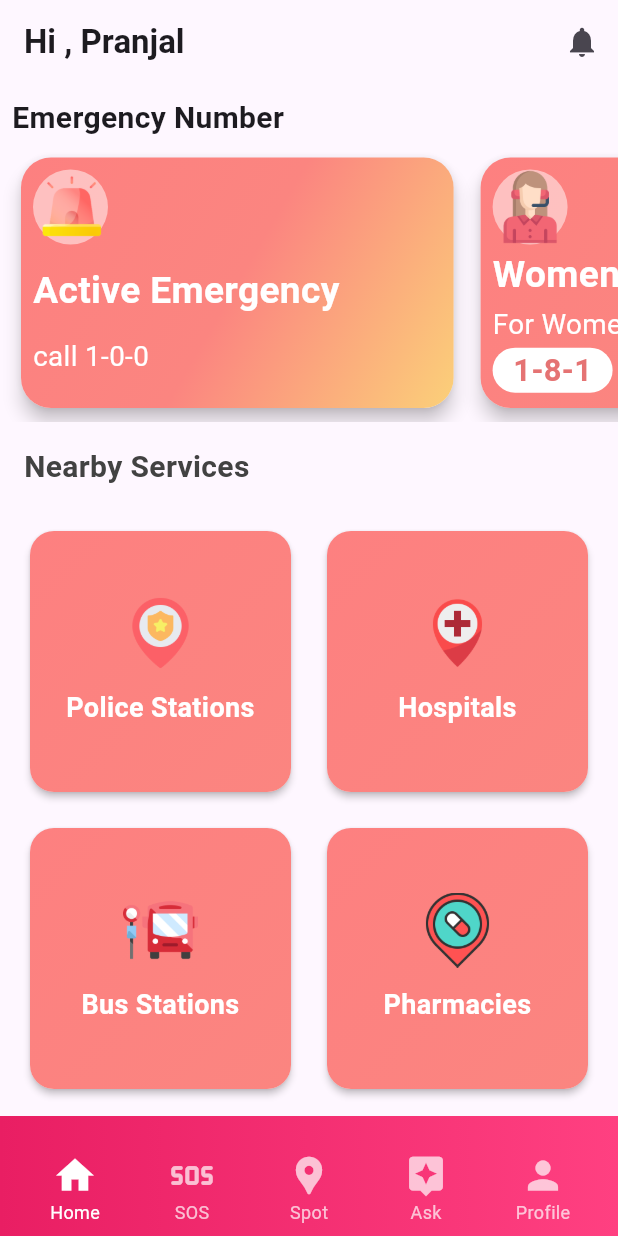
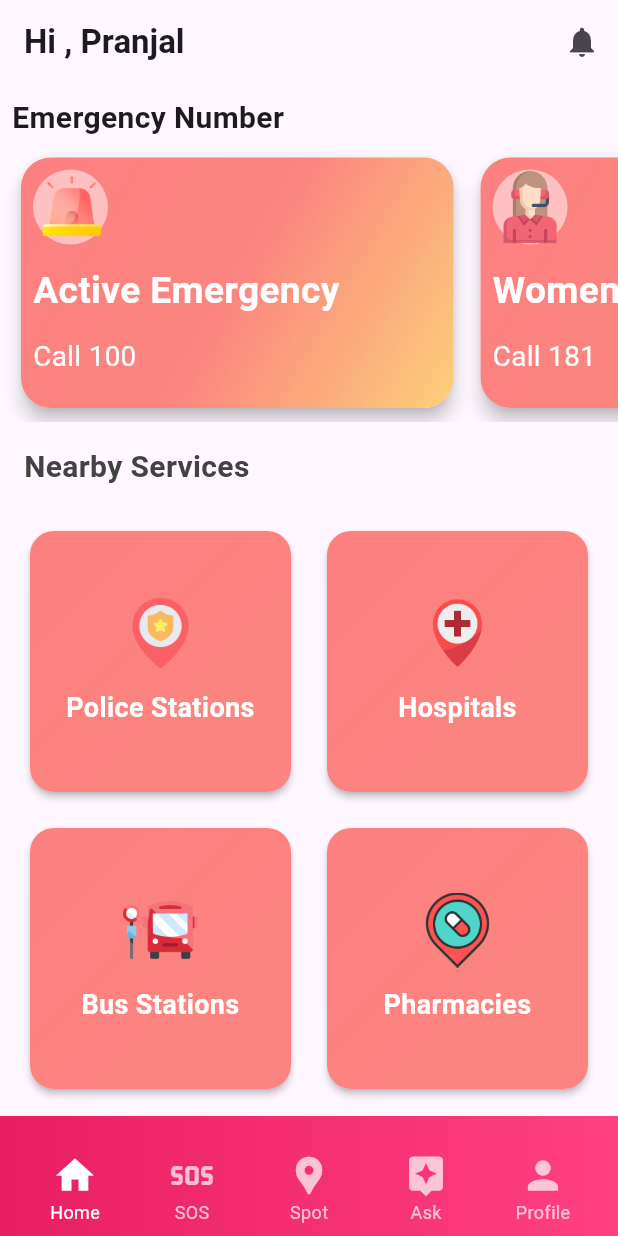
Before and after one commit to Matrix-Mesh/Sanrakshan360, a Flutter app: the screen it shows after launch, on a phone screen of 412 x 824 dp. Run offline on Flutter 3.47's test engine with Material 3 defaults, Android fonts, the phone set to English and light mode, and no system bars; our stand-ins replace flutter_spinkit; missing offline and left inert: flutter_phone_direct_caller.

Commit message:
minor interface changes

```diff
--- a/lib/widgets/home_widgets/emergencies/PoliceEmergency.dart
+++ b/lib/widgets/home_widgets/emergencies/PoliceEmergency.dart
@@ -55,7 +55,7 @@ class PoliceEmergency extends StatelessWidget {
                           ),
                         ),
                         Text(
-                          'call 1-0-0',
+                          'Call 100',
                           style: TextStyle(
                             color: Colors.white,
                             fontSize: MediaQuery.of(context).size.width * 0.045,
--- a/lib/widgets/home_widgets/emergencies/WomanEmergency.dart
+++ b/lib/widgets/home_widgets/emergencies/WomanEmergency.dart
@@ -55,31 +55,13 @@ class WomanEmergency extends StatelessWidget {
                           ),
                         ),
                         Text(
-                          'For Women in distress',
+                          'Call 181',
                           style: TextStyle(
                             color: Colors.white,
                             fontSize: MediaQuery.of(context).size.width * 0.045,
                           ),
                         ),
-                        Container(
-                          height: 30,
-                          width: 80,
-                          decoration: BoxDecoration(
-                            color: Colors.white,
-                            borderRadius: BorderRadius.circular(20),
-                          ),
-                          child: Center(
-                            child: Text(
-                              '1-8-1',
-                              style: TextStyle(
-                                color: Colors.red[300],
-                                fontWeight: FontWeight.bold,
-                                fontSize:
-                                    MediaQuery.of(context).size.width * 0.050,
-                              ),
-                            ),
-                          ),
-                        ),
+
                       ],
                     ),
                   )
--- a/pubspec.yaml
+++ b/pubspec.yaml
@@ -40,7 +40,7 @@ dependencies:
   animated_text_kit: ^4.2.2
   flutter_phone_direct_caller: ^2.1.1
   permission_handler: ^11.3.1
-  # google_fonts: ^4.0.4
+
 
 dev_dependencies:
   flutter_test:
```
Also changed, not shown: lib/screens/home_screen.dart (+7 -1 lines), lib/screens/notification_screen.dart (added, +21 -0 lines), lib/screens/profile_screen.dart (+8 -7 lines), lib/screens/user_details.dart (added, +31 -0 lines), lib/widgets/home_widgets/emergencies/AmbulanceEmergency.dart (+3 -21 lines), lib/widgets/home_widgets/emergencies/FirebrigadeEmergency.dart (+4 -22 lines), 1 other file.
